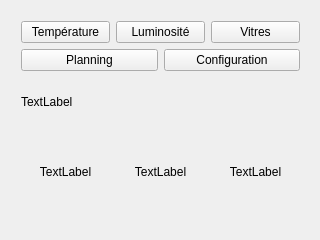
This is thermostat/Thermostat/mainwindow.ui in kimchicharlie/Envio as Qt 5 draws it before an edit. The edited form follows.
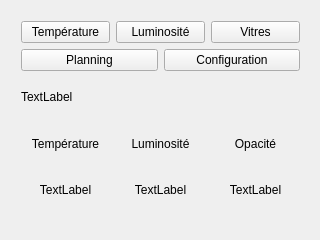
This is the edited form.

The edit to the form file:
```diff
--- a/thermostat/Thermostat/mainwindow.ui
+++ b/thermostat/Thermostat/mainwindow.ui
@@ -24,7 +24,7 @@
      </rect>
     </property>
     <layout class="QGridLayout" name="gridLayout_2">
-     <item row="3" column="0">
+     <item row="4" column="0">
       <layout class="QHBoxLayout" name="horizontalLayout_2">
        <item>
         <widget class="QLabel" name="TempLabel">
@@ -83,24 +83,6 @@
        </item>
       </layout>
      </item>
-     <item row="1" column="0">
-      <layout class="QHBoxLayout" name="horizontalLayout_3">
-       <item>
-        <widget class="QPushButton" name="PlanningEditButton">
-         <property name="text">
-          <string>Planning</string>
-         </property>
-        </widget>
-       </item>
-       <item>
-        <widget class="QPushButton" name="ConfigEditButton">
-         <property name="text">
-          <string>Configuration</string>
-         </property>
-        </widget>
-       </item>
-      </layout>
-     </item>
      <item row="2" column="0">
       <widget class="QLabel" name="DateLabel">
        <property name="maximumSize">
@@ -114,6 +96,58 @@
        </property>
       </widget>
      </item>
+     <item row="1" column="0">
+      <layout class="QHBoxLayout" name="horizontalLayout_3">
+       <item>
+        <widget class="QPushButton" name="PlanningEditButton">
+         <property name="text">
+          <string>Planning</string>
+         </property>
+        </widget>
+       </item>
+       <item>
+        <widget class="QPushButton" name="ConfigEditButton">
+         <property name="text">
+          <string>Configuration</string>
+         </property>
+        </widget>
+       </item>
+      </layout>
+     </item>
+     <item row="3" column="0">
+      <layout class="QHBoxLayout" name="horizontalLayout_4">
+       <item>
+        <widget class="QLabel" name="tempTxtlabel">
+         <property name="text">
+          <string>Température</string>
+         </property>
+         <property name="alignment">
+          <set>Qt::AlignCenter</set>
+         </property>
+        </widget>
+       </item>
+       <item>
+        <widget class="QLabel" name="LumTxtLabel">
+         <property name="text">
+          <string>Luminosité</string>
+         </property>
+         <property name="alignment">
+          <set>Qt::AlignCenter</set>
+         </property>
+        </widget>
+       </item>
+       <item>
+        <widget class="QLabel" name="opacTxtLabel">
+         <property name="text">
+          <string>Opacité</string>
+         </property>
+         <property name="alignment">
+          <set>Qt::AlignCenter</set>
+         </property>
+        </widget>
+       </item>
+      </layout>
+     </item>
     </layout>
    </widget>
   </widget>
```
